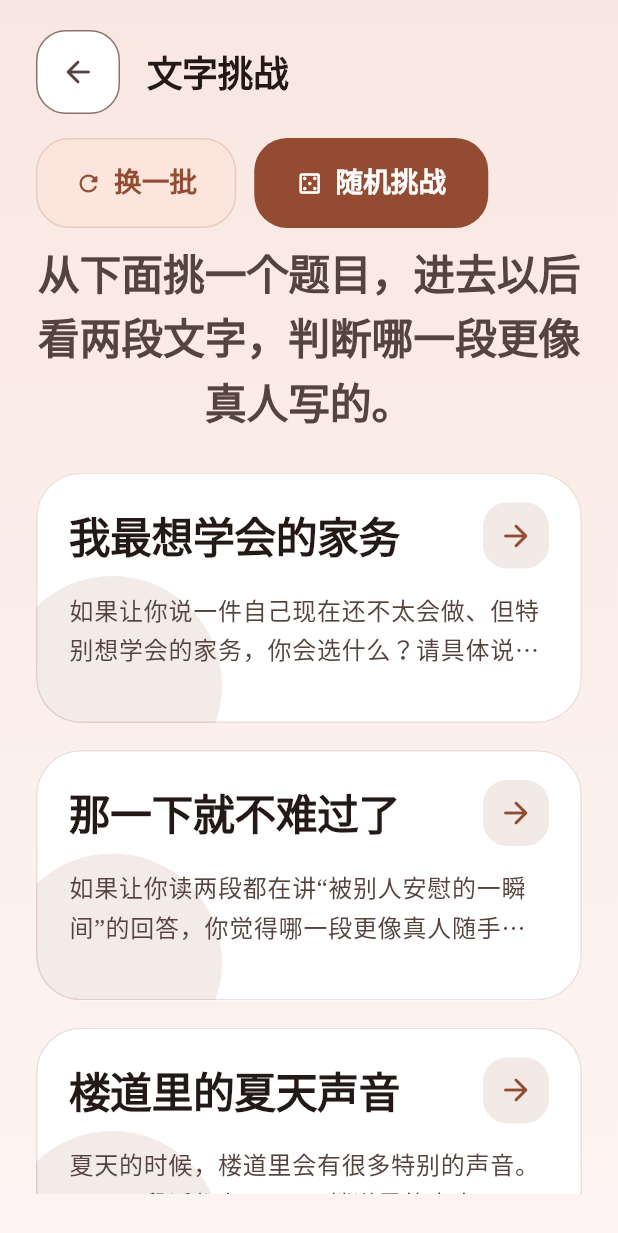
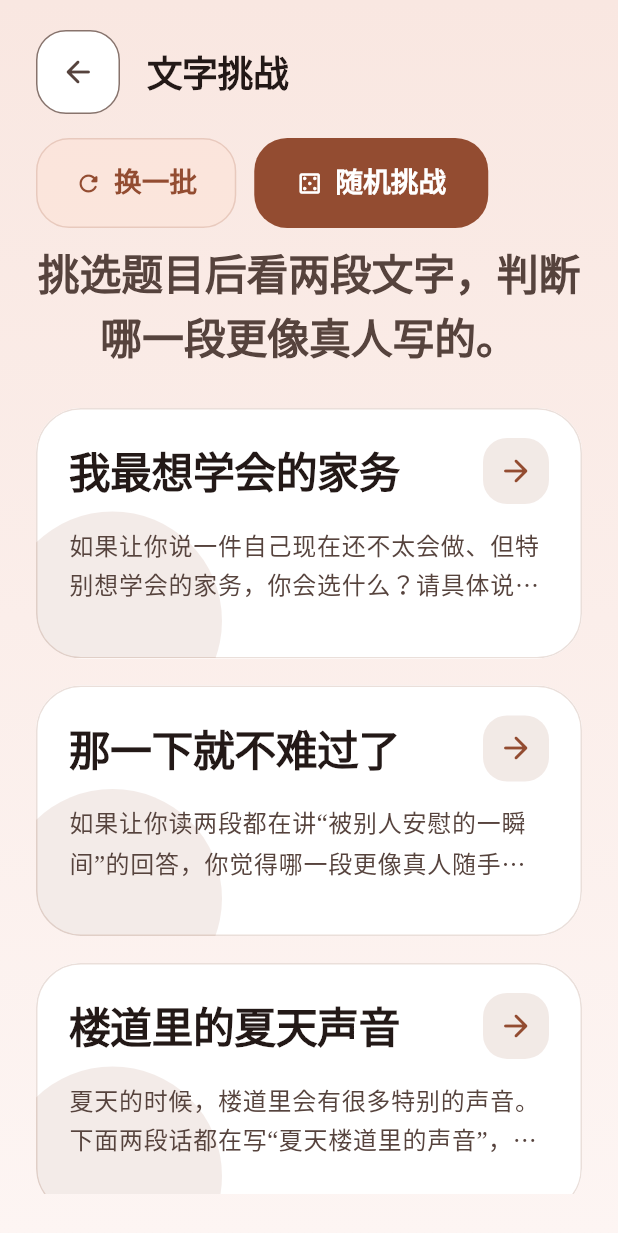
Before and after one commit to 2005czq/are-you-robot, a Flutter app: the screen it shows after launch, after a tap on "🖋️", on a phone screen of 412 x 824 dp. Shown: the top 1233 px of the screen. Run offline on Flutter 3.47's test engine with Material 3 defaults, Android fonts, the phone set to English and light mode, and no system bars; our stand-ins replace lottie, sembast, sembast_web; project files that could hold a hidden picture were left out.

Commit message:
feat(mode-page): improve description of mode page

```diff
--- a/lib/features/mode/mode_page.dart
+++ b/lib/features/mode/mode_page.dart
@@ -122,8 +122,8 @@ class _ModePageState extends State<ModePage> {
                   final wide = constraints.maxWidth >= 900;
                   final compactHeader = constraints.maxWidth < 820;
                   final helperText = widget.mode == ChallengeMode.text
-                      ? '从下面挑一个题目，进去以后看两段文字，判断哪一段更像真人写的。'
-                      : '从下面挑一个题目，进去以后看两张图片，判断哪一张更像真实镜头。';
+                      ? '挑选题目后看两段文字，判断哪一段更像真人写的。'
+                      : '挑选题目后看两张图片，判断哪一张更像真实镜头。';
 
                   return Padding(
                     padding: const EdgeInsets.fromLTRB(24, 20, 24, 28),
```
